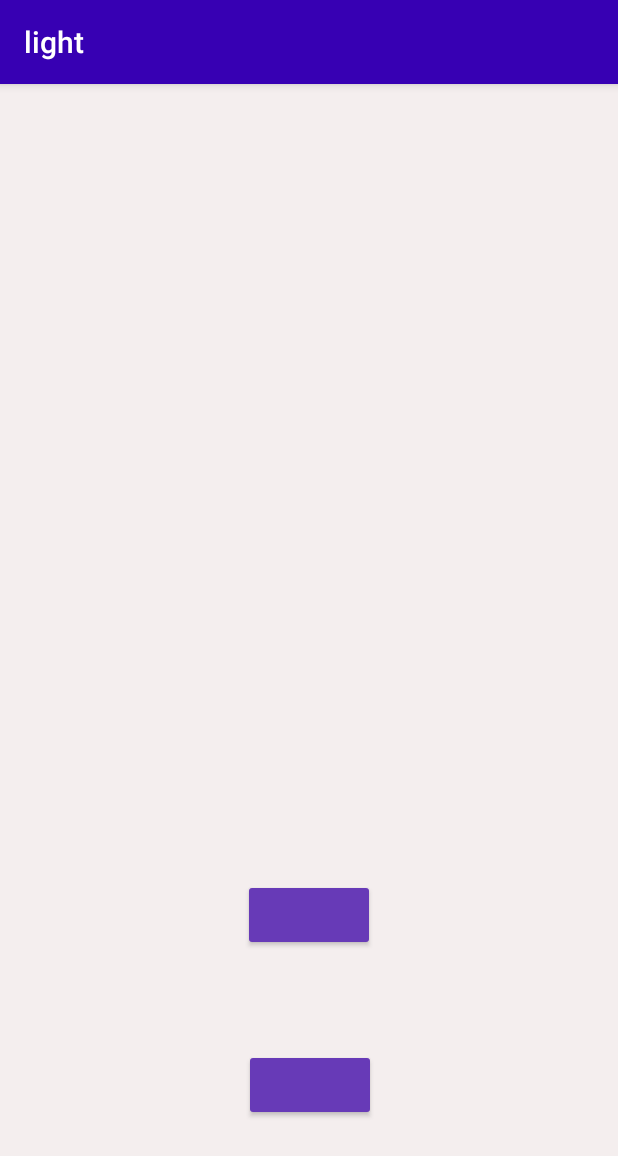
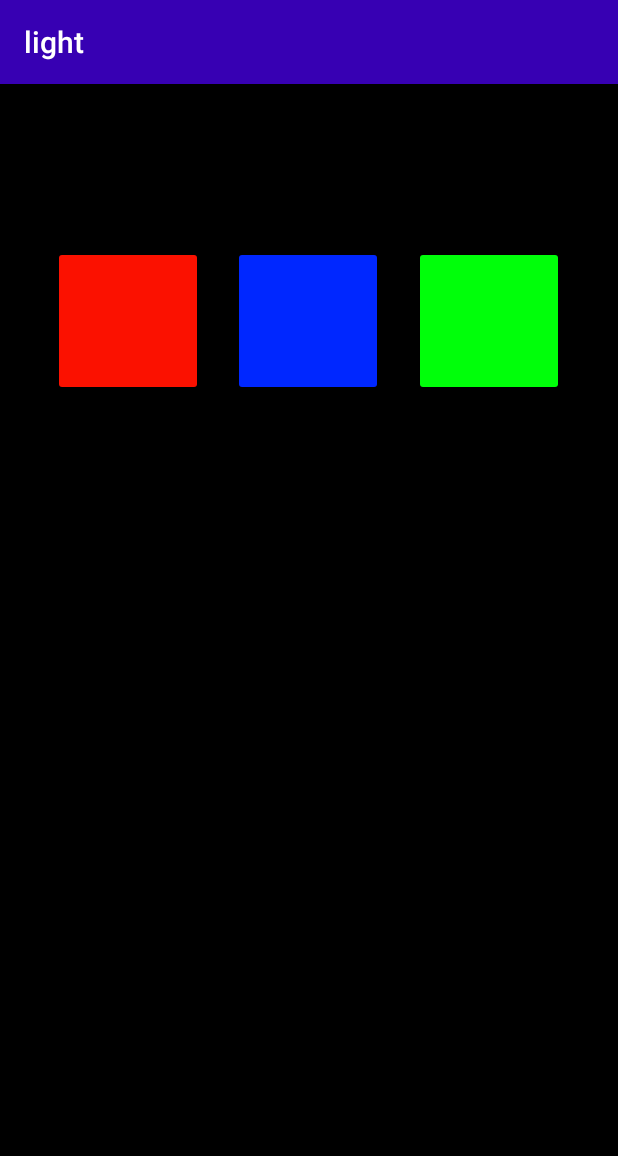
Before and after one commit to JazzyD1302/Light-Changer, an Android app: the screen it shows after launch (MainActivity), on a phone screen of 412 x 824 dp. Shown: the top 1156 px of the screen. Run offline under Robolectric (Android 15) with nearby library versions, the phone set to English and light mode, and no system bars.

Commit message:
color changes

```diff
--- a/light/app/src/main/java/com/example/light/MainActivity.java
+++ b/light/app/src/main/java/com/example/light/MainActivity.java
@@ -7,8 +7,6 @@ import android.view.View;
 import android.widget.Button;
 import android.widget.TextView;
 
-import org.w3c.dom.Text;
-
 public class MainActivity extends AppCompatActivity {
 
     @Override
@@ -17,20 +15,14 @@ public class MainActivity extends AppCompatActivity {
         setContentView(R.layout.activity_main);
 
 
-        final TextView main = findViewById(R.id.Main);
+        final TextView colour = findViewById(R.id.Color);
 
-        final Button dante = findViewById(R.id.dante);
-        dante.setOnClickListener(new View.OnClickListener() {
+        final Button red = findViewById(R.id.Red);
+        red.setOnClickListener(new View.OnClickListener() {
             public void onClick(View v) {
-                main.setText("Hello Dante");
+                colour.setBackgroundResource(R.color.Red);
             }
         });
 
-        final Button evan = findViewById(R.id.evan);
-        evan.setOnClickListener(new View.OnClickListener() {
-            public void onClick(View v) {
-                main.setText("Hello Evan");
-            }
-        });
     }
 }
--- a/light/app/src/main/res/layout/activity_main.xml
+++ b/light/app/src/main/res/layout/activity_main.xml
@@ -4,50 +4,70 @@
     xmlns:tools="http://schemas.android.com/tools"
     android:layout_width="match_parent"
     android:layout_height="match_parent"
-    android:background="#F4EEEE"
+    android:background="#000000"
     tools:context=".MainActivity">
 
-    <TextView
-        android:id="@+id/Main"
-        android:layout_width="wrap_content"
-        android:layout_height="wrap_content"
-        android:background="#00FFFFFF"
-        app:layout_constraintBottom_toBottomOf="parent"
-        app:layout_constraintLeft_toLeftOf="parent"
-        app:layout_constraintRight_toRightOf="parent"
-        app:layout_constraintTop_toTopOf="parent" />
-
     <Button
-        android:id="@+id/dante"
-        android:layout_width="wrap_content"
-        android:layout_height="wrap_content"
-        android:layout_marginStart="160dp"
-        android:layout_marginTop="127dp"
-        android:layout_marginEnd="160dp"
-        android:layout_marginBottom="181dp"
-        android:backgroundTint="#673AB7"
+        android:id="@+id/Red"
+        android:layout_width="100dp"
+        android:layout_height="100dp"
+        android:layout_marginStart="35dp"
+        android:layout_marginTop="108dp"
+        android:layout_marginEnd="276dp"
+        android:layout_marginBottom="523dp"
+        android:backgroundTint="#FB1100"
         android:foregroundTint="#FFFFFF"
         app:layout_constraintBottom_toBottomOf="parent"
         app:layout_constraintEnd_toEndOf="parent"
+        app:layout_constraintHorizontal_bias="0.254"
         app:layout_constraintStart_toStartOf="parent"
-        app:layout_constraintTop_toBottomOf="@+id/Main"
-        tools:text="To evan " />
+        app:layout_constraintTop_toTopOf="parent"
+        app:layout_constraintVertical_bias="0.0" />
 
     <Button
-        android:id="@+id/evan"
-        android:layout_width="wrap_content"
-        android:layout_height="wrap_content"
-        android:layout_marginStart="160dp"
-        android:layout_marginTop="127dp"
-        android:layout_marginEnd="160dp"
-        android:backgroundTint="#673AB7"
-        android:foregroundTint="#FFFFFF"
+        android:id="@+id/Blue"
+        android:layout_width="100dp"
+        android:layout_height="100dp"
+        android:layout_marginStart="8dp"
+        android:layout_marginTop="108dp"
+        android:layout_marginEnd="140dp"
+        android:layout_marginBottom="523dp"
+        android:backgroundTint="#0027FF"
         app:layout_constraintBottom_toBottomOf="parent"
         app:layout_constraintEnd_toEndOf="parent"
-        app:layout_constraintHorizontal_bias="0.666"
+        app:layout_constraintHorizontal_bias="0.428"
+        app:layout_constraintStart_toEndOf="@+id/Red"
+        app:layout_constraintTop_toTopOf="parent"
+        app:layout_constraintVertical_bias="0.0" />
+
+    <Button
+        android:id="@+id/Green"
+        android:layout_width="100dp"
+        android:layout_height="100dp"
+        android:layout_marginStart="20dp"
+        android:layout_marginTop="108dp"
+        android:layout_marginEnd="36dp"
+        android:layout_marginBottom="523dp"
+        android:backgroundTint="#00FF0A"
+        app:layout_constraintBottom_toBottomOf="parent"
+        app:layout_constraintEnd_toEndOf="parent"
+        app:layout_constraintStart_toEndOf="@+id/Blue"
+        app:layout_constraintTop_toTopOf="parent"
+        app:layout_constraintVertical_bias="0.0" />
+
+    <TextView
+        android:id="@+id/Color"
+        android:layout_width="100dp"
+        android:layout_height="100dp"
+        android:layout_marginStart="155dp"
+        android:layout_marginTop="62dp"
+        android:layout_marginEnd="156dp"
+        android:layout_marginBottom="476dp"
+        app:layout_constraintBottom_toBottomOf="parent"
+        app:layout_constraintEnd_toEndOf="parent"
+        app:layout_constraintHorizontal_bias="0.647"
         app:layout_constraintStart_toStartOf="parent"
-        app:layout_constraintTop_toBottomOf="@+id/Main"
-        app:layout_constraintVertical_bias="0.613"
-        tools:text="To Dante" />
+        app:layout_constraintTop_toBottomOf="@+id/Blue"
+        app:layout_constraintVertical_bias="0.0" />
 
 </androidx.constraintlayout.widget.ConstraintLayout>
--- a/light/app/src/main/res/values/colors.xml
+++ b/light/app/src/main/res/values/colors.xml
@@ -3,4 +3,9 @@
     <color name="colorPrimary">#6200EE</color>
     <color name="colorPrimaryDark">#3700B3</color>
     <color name="colorAccent">#03DAC5</color>
+
+    <color name="Red">#FF1100</color>
+    <color name="Green">#00FF0A</color>
+    <color name="Blue">#0027FF</color>
+
 </resources>
```
